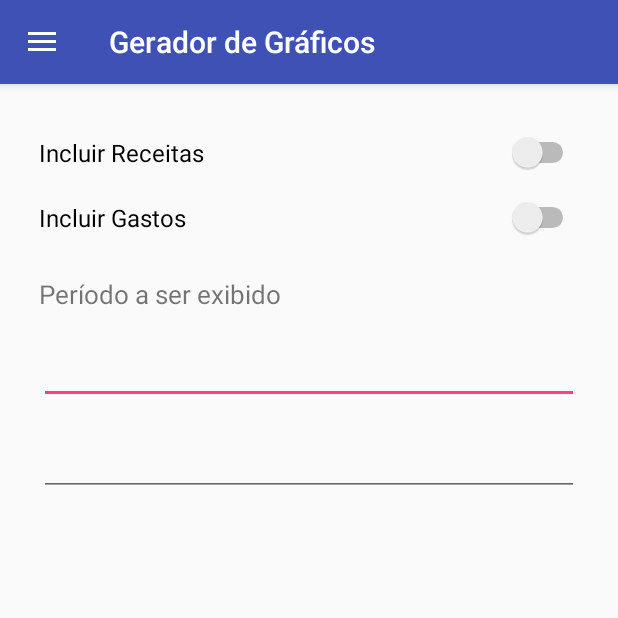
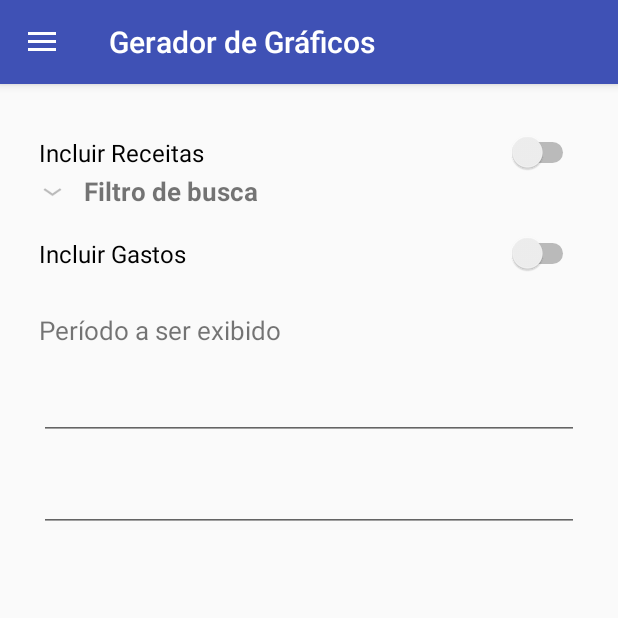
Before and after one commit to cassuci/equipe_rocket, an Android app: the screen it shows after launch (GraficoController), on a phone screen of 412 x 824 dp, the top half of it. Run offline under Robolectric (Android 15) with nearby library versions, the phone set to English and light mode, and no system bars.

```diff
--- /dev/null
+++ b/app/src/main/java/com/draft/rckt/equiperocket/Grafico/ExpandableListAdapter.java
@@ -0,0 +1,111 @@
+package com.draft.rckt.equiperocket.Grafico;
+
+import android.content.Context;
+import android.graphics.Typeface;
+import android.view.LayoutInflater;
+import android.view.View;
+import android.view.ViewGroup;
+import android.widget.BaseExpandableListAdapter;
+import android.widget.TextView;
+
+import com.draft.rckt.equiperocket.R;
+
+import java.util.HashMap;
+import java.util.List;
+
+/**
+ * Created by Gabriel on 6/14/2016.
+ */
+public class ExpandableListAdapter extends BaseExpandableListAdapter {
+
+    private Context _context;
+    private List<String> _listDataHeader; // header titles
+    private HashMap<String, List<String>> _listDataChild;   // child data in format
+                                                            // header title, child title
+
+    public ExpandableListAdapter(Context context, List<String> listDataHeader,
+                                 HashMap<String, List<String>> listDataChild){
+        this._context = context;
+        this._listDataHeader = listDataHeader;
+        this._listDataChild = listDataChild;
+    }
+
+    @Override
+    public Object getChild(int groupPosition, int childPosititon) {
+        return this._listDataChild.get(this._listDataHeader.get(groupPosition))
+                .get(childPosititon);
+    }
+
+    @Override
+    public long getChildId(int groupPosition, int childPosition) {
+        return childPosition;
+    }
+
+    @Override
+    public View getChildView(int groupPosition, final int childPosition,
+                             boolean isLastChild, View convertView, ViewGroup parent) {
+
+        final String childText = (String) getChild(groupPosition, childPosition);
+
+        if (convertView == null) {
+            LayoutInflater infalInflater = (LayoutInflater) this._context
+                    .getSystemService(Context.LAYOUT_INFLATER_SERVICE);
+            convertView = infalInflater.inflate(R.layout.listitem_grafico_filtro_receita, null);
+        }
+
+        TextView txtListChild = (TextView) convertView
+                .findViewById(R.id.listItem_grafico_filtro_receita_item);
+
+        txtListChild.setText(childText);
+        return convertView;
+    }
+
+    @Override
+    public int getChildrenCount(int groupPosition) {
+        return this._listDataChild.get(this._listDataHeader.get(groupPosition))
+                .size();
+    }
+
+    @Override
+    public Object getGroup(int groupPosition) {
+        return this._listDataHeader.get(groupPosition);
+    }
+
+    @Override
+    public int getGroupCount() {
+        return this._listDataHeader.size();
+    }
+
+    @Override
+    public long getGroupId(int groupPosition) {
+        return groupPosition;
+    }
+
+    @Override
+    public View getGroupView(int groupPosition, boolean isExpanded,
+                             View convertView, ViewGroup parent) {
+        String headerTitle = (String) getGroup(groupPosition);
+        if (convertView == null) {
+            LayoutInflater infalInflater = (LayoutInflater) this._context
+                    .getSystemService(Context.LAYOUT_INFLATER_SERVICE);
+            convertView = infalInflater.inflate(R.layout.listgroup_grafico_filtro_receita, null);
+        }
+
+        TextView lblListHeader = (TextView) convertView
+                .findViewById(R.id.listGroup_grafico_filtro_receita_header);
+        lblListHeader.setTypeface(null, Typeface.BOLD);
+        lblListHeader.setText(headerTitle);
+
+        return convertView;
+    }
+
+    @Override
+    public boolean hasStableIds() {
+        return false;
+    }
+
+    @Override
+    public boolean isChildSelectable(int groupPosition, int childPosition) {
+        return true;
+    }
+}
--- a/app/src/main/java/com/draft/rckt/equiperocket/Grafico/GraficoController.java
+++ b/app/src/main/java/com/draft/rckt/equiperocket/Grafico/GraficoController.java
@@ -12,6 +12,7 @@ import android.os.Bundle;
 import android.support.v7.widget.Toolbar;
 import android.view.MenuItem;
 import android.view.View;
+import android.widget.ExpandableListView;
 import android.widget.TextView;
 
 import com.draft.rckt.equiperocket.Gasto.GastoController;
@@ -20,10 +21,19 @@ import com.draft.rckt.equiperocket.R;
 import com.draft.rckt.equiperocket.Receita.ReceitaController;
 import com.draft.rckt.equiperocket.Relatorio.RelatorioController;
 
+import java.util.ArrayList;
+import java.util.HashMap;
+import java.util.List;
+
 
 //TODO: TERMINAR INTERFACE
 public class GraficoController extends AppCompatActivity
         implements View.OnClickListener, NavigationView.OnNavigationItemSelectedListener{
+
+    ExpandableListAdapter listAdapter;
+    ExpandableListView expListView;
+    List<String> listDataHeader;
+    HashMap<String, List<String>> listDataChild;
 
     @Override
     protected void onCreate(Bundle savedInstanceState) {
@@ -43,7 +53,36 @@ public class GraficoController extends AppCompatActivity
 
         NavigationView navigationView = (NavigationView) findViewById(R.id.nav_view);
         navigationView.setNavigationItemSelectedListener(this);
+
+        // get the listview
+        expListView = (ExpandableListView) findViewById(R.id.expandableList_grafico_receita_filtro);
+
+        // preparing list data
+        prepareListData();
+
+        listAdapter = new ExpandableListAdapter(this, listDataHeader, listDataChild);
+
+        // setting list adapter
+        expListView.setAdapter(listAdapter);
     }
+
+    private void prepareListData() {
+        listDataHeader = new ArrayList<String>();
+        listDataChild = new HashMap<String, List<String>>();
+
+        // Adding child data
+        listDataHeader.add("Filtro de busca");
+
+        // Adding child data
+        List<String> filtros = new ArrayList<String>();
+        filtros.add("Rendimentos");
+        filtros.add("Salário");
+        filtros.add("Bônus");
+        filtros.add("Outros");
+
+        listDataChild.put(listDataHeader.get(0), filtros); // Header, Child data
+    }
+
 
     @Override
     public void onClick(View v) {
--- /dev/null
+++ b/app/src/main/res/layout/listgroup_grafico_filtro_receita.xml
@@ -0,0 +1,14 @@
+<?xml version="1.0" encoding="utf-8"?>
+<LinearLayout xmlns:android="http://schemas.android.com/apk/res/android"
+    android:layout_width="fill_parent"
+    android:layout_height="wrap_content"
+    android:orientation="vertical">
+
+    <TextView
+        android:id="@+id/listGroup_grafico_filtro_receita_header"
+        android:layout_width="fill_parent"
+        android:layout_height="wrap_content"
+        android:paddingLeft="?android:attr/expandableListPreferredItemPaddingLeft"
+        android:textSize="17dp" />
+
+</LinearLayout>
```
Also changed, not shown: app/src/main/java/com/draft/rckt/equiperocket/Relatorio/RelatorioController.java (+6 -5 lines), app/src/main/res/layout/content_relatorio_controller.xml (+3 -14 lines), app/src/main/res/layout/listitem_grafico_filtro_receita.xml (added, +16 -0 lines).
